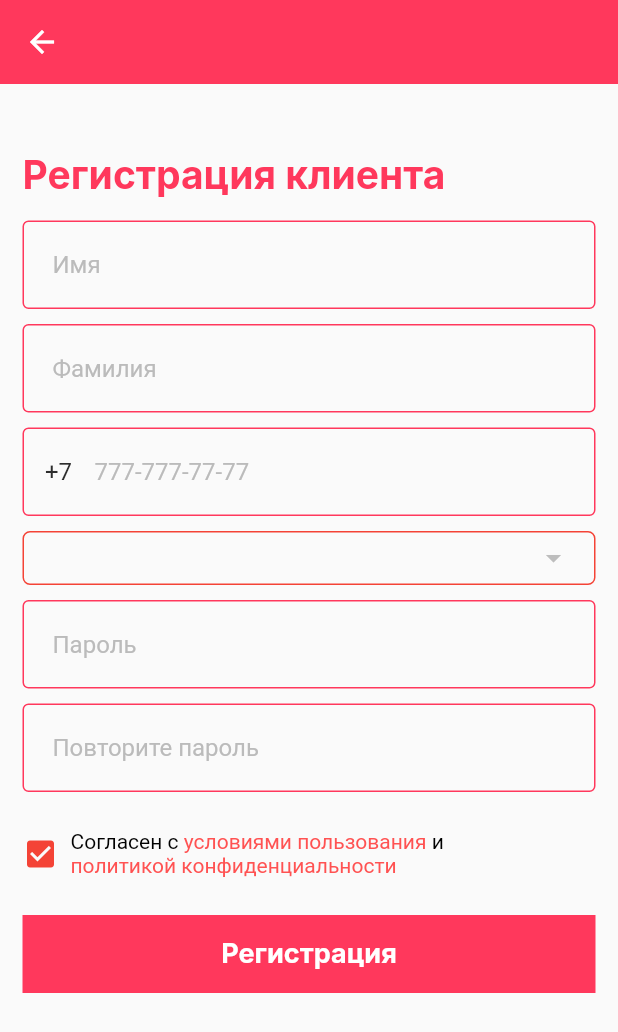
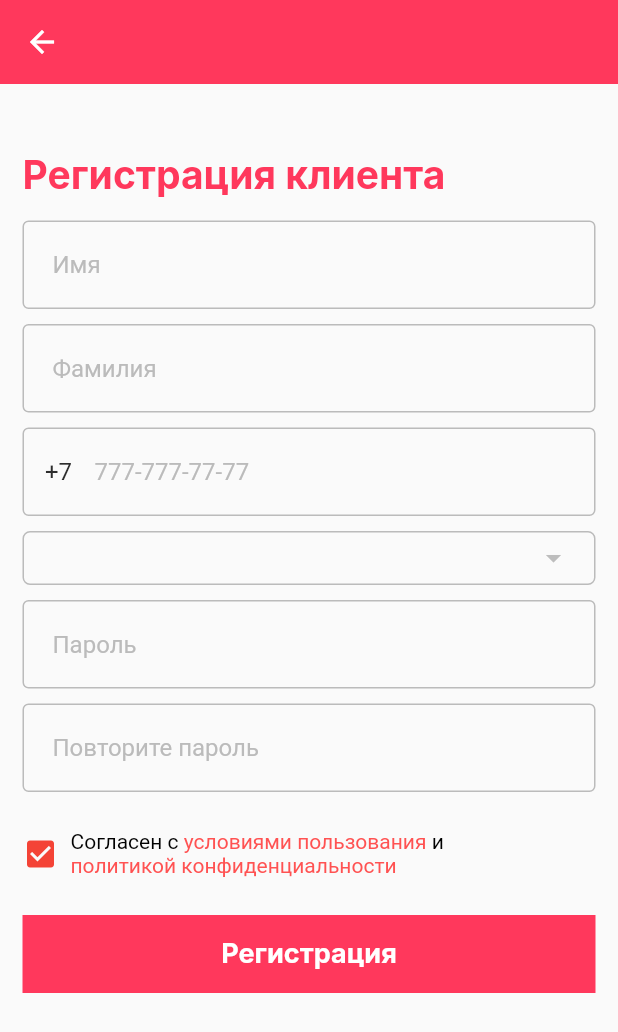
Before and after one commit to maratbekovaidar/sulu-mobile-application, a Flutter app: the screen it shows after launch, after a tap on "Зарегистрироваться", on a phone screen of 412 x 824 dp. Shown: the top 1032 px of the screen. Run offline on Flutter 3.47's test engine with Material 2 defaults, Android fonts, the phone set to English and light mode, and no system bars; our stand-ins replace bloc, carousel_slider, dio, flutter_bloc, flutter_rating_bar, flutter_secure_storage and 7 more; missing offline and left inert: flutter_secure_storage_web, restart_app; accounts and stored records are empty; network calls fail; Roboto replaces fonts that are missing (Montserrat).

Commit message:
design+appointments fix

```diff
--- a/lib/features/auth/views/screens/login_page.dart
+++ b/lib/features/auth/views/screens/login_page.dart
@@ -105,6 +105,7 @@ class _LoginPageState extends State<LoginPage> {
                         borderSide: BorderSide.none,
                         borderRadius: BorderRadius.circular(20)),
                     hintText: "777-777-77-77",
+                    counterText: ""
                   ),
                   maxLength: 10,
                 ),
--- a/lib/features/auth/views/screens/register_page.dart
+++ b/lib/features/auth/views/screens/register_page.dart
@@ -205,7 +205,7 @@ class _RegisterPageState extends State<RegisterPage> {
                   width: width - 30,
                   decoration: BoxDecoration(
                     borderRadius: BorderRadius.circular(5),
-                    border: Border.all(color: Colors.red)
+                    border: Border.all(color: const Color(0xffBBBBBB))
                   ),
                   child: DropdownButton<CityModel>(
                     isExpanded: true,
--- a/lib/features/home/views/screens/home_page.dart
+++ b/lib/features/home/views/screens/home_page.dart
@@ -1,6 +1,6 @@
 import 'package:flutter/material.dart';
 import 'package:sulu_mobile_application/features/home/views/screens/appbar/category_page.dart';
-import 'package:sulu_mobile_application/features/home/views/screens/appbar/drawer.dart';
+import 'package:sulu_mobile_application/features/home/views/screens/appbar/drawer/drawer.dart';
 import 'package:sulu_mobile_application/features/home/views/screens/navbar_pages/bookmark_page.dart';
 import 'package:sulu_mobile_application/features/home/views/screens/navbar_pages/cart_page.dart';
 import 'package:sulu_mobile_application/features/home/views/screens/navbar_pages/hello_page.dart';
--- a/lib/features/home/views/screens/navbar_pages/cart_page.dart
+++ b/lib/features/home/views/screens/navbar_pages/cart_page.dart
@@ -8,11 +8,11 @@ class CartPage extends StatefulWidget {
   _CartPageState createState() => _CartPageState();
 }
 
-class _CartPageState extends State<CartPage> {
+class _CartPageState extends State<CartPage> { //todo бэк убрать у профиля  у кнопок убрать красные грани
   @override
   Widget build(BuildContext context) {
     return const Center(
-      child: Text("Функция пока \n Не достпуна D:", textAlign: TextAlign.center,),
+      child: Text("В разработке", textAlign: TextAlign.center,),
     );
   }
 }
--- a/lib/features/home/views/screens/navbar_pages/hello_page.dart
+++ b/lib/features/home/views/screens/navbar_pages/hello_page.dart
@@ -658,10 +658,7 @@ class _HelloPageState extends State<HelloPage> {
                                     color: Colors.black),
                               ),
                               const SizedBox(width: 5),
-                              const Icon(
-                                Icons.arrow_forward_rounded,
-                                color: Colors.black,
-                              )
+
                             ],
                           ),
                         ),
--- a/lib/main.dart
+++ b/lib/main.dart
@@ -78,15 +78,15 @@ class MyApp extends StatelessWidget {
             inputDecorationTheme: InputDecorationTheme(
                 border: OutlineInputBorder(
                     borderRadius: BorderRadius.circular(4),
-                    borderSide: const BorderSide(color:  Color(0xffFF385C))
+                    borderSide: const BorderSide(color:  Color(0xffBBBBBB))
                 ),
                 enabledBorder: OutlineInputBorder(
                     borderRadius: BorderRadius.circular(4),
-                    borderSide: const BorderSide(color:  Color(0xffFF385C))
+                    borderSide: const BorderSide(color:  Color(0xffBBBBBB))
                 ),
                 focusedBorder: OutlineInputBorder(
                     borderRadius: BorderRadius.circular(4),
-                    borderSide: const BorderSide(color:  Color(0xffFF385C))
+                    borderSide: const BorderSide(color:  Colors.black54)
                 ),
                 disabledBorder: OutlineInputBorder(
                     borderRadius: BorderRadius.circular(4),
--- a/lib/utils/services/appointment_provider.dart
+++ b/lib/utils/services/appointment_provider.dart
@@ -28,8 +28,9 @@ class AppointmentProvider {
     String? token = await storage.read(key: 'token');
 
   ///parses the json
-    AppointmentModel parser(dynamic json) {
-      final jsonToList=jsonDecode(utf8.decode(json));
+    List<AppointmentModel >parser(dynamic json) {
+
+      final jsonToList=jsonDecode(utf8.decode(json.bodyBytes))["data"];
       final response= jsonToList.map<AppointmentModel>((item)=>AppointmentModel.fromJson(item)).toList();
       return response;
     }
```
Also changed, not shown: lib/features/home/views/screens/appbar/drawer/drawer.dart (renamed from lib/features/home/views/screens/appbar/drawer.dart, +43 -3 lines), 1 other file.
